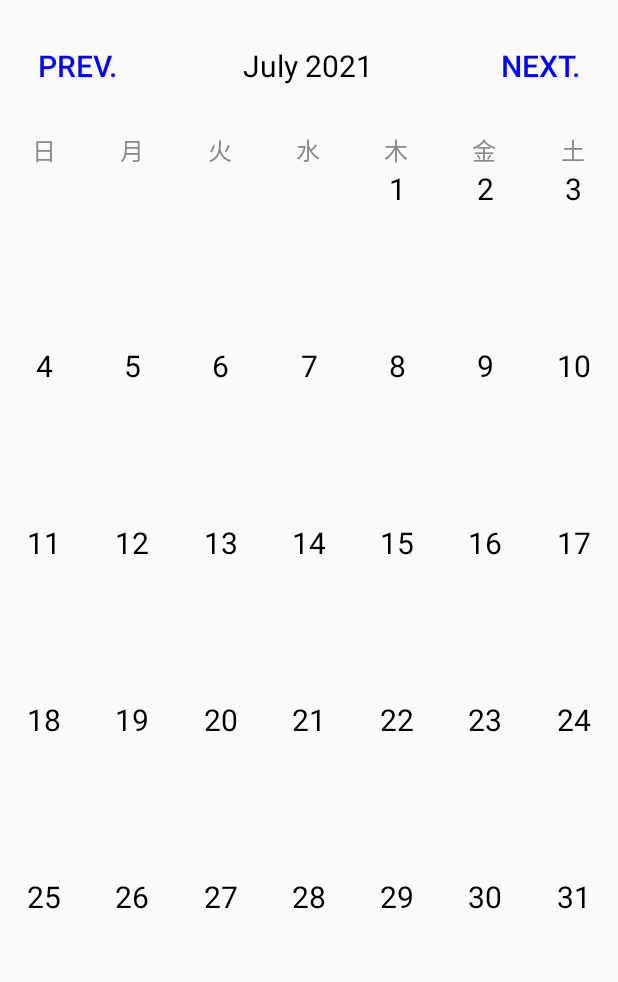
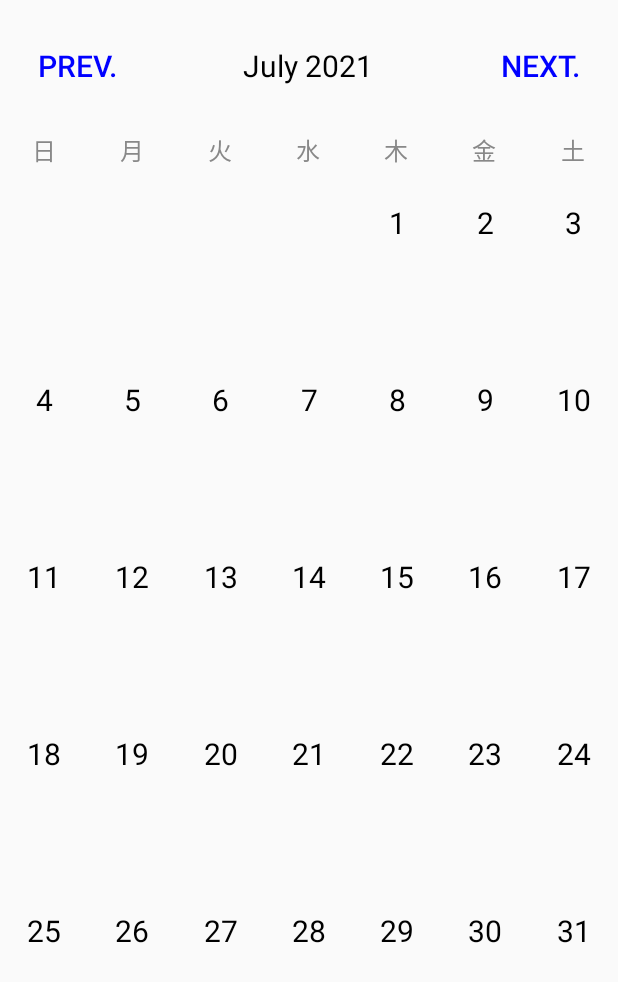
Before and after one commit to TakumiOtsukaABT/HachiojiCalendar-android, an Android app: the screen it shows after launch (MainActivity), on a phone screen of 412 x 824 dp. Shown: the top 982 px of the screen. Run offline under Robolectric (Android 15) with nearby library versions, the phone set to English and light mode, and no system bars.

Commit message:
fix typo

```diff
--- a/app/src/main/res/layout/calendar_cell.xml
+++ b/app/src/main/res/layout/calendar_cell.xml
@@ -11,7 +11,7 @@
         android:text="1"
         android:textSize="20sp"
         android:textColor="@color/black"
-        app:layout_constranintBottom_toBottomOf="parent"
+        app:layout_constraintBottom_toBottomOf="parent"
         app:layout_constraintTop_toTopOf="parent"
         app:layout_constraintRight_toRightOf="parent"
         app:layout_constraintLeft_toLeftOf="parent"
```
